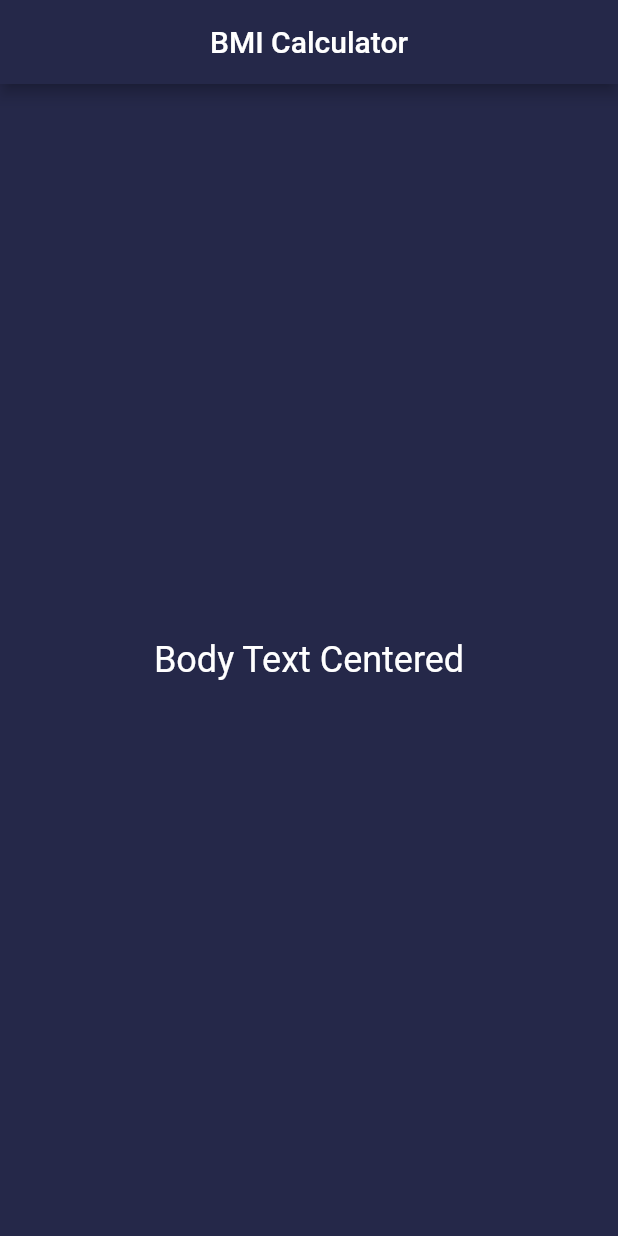
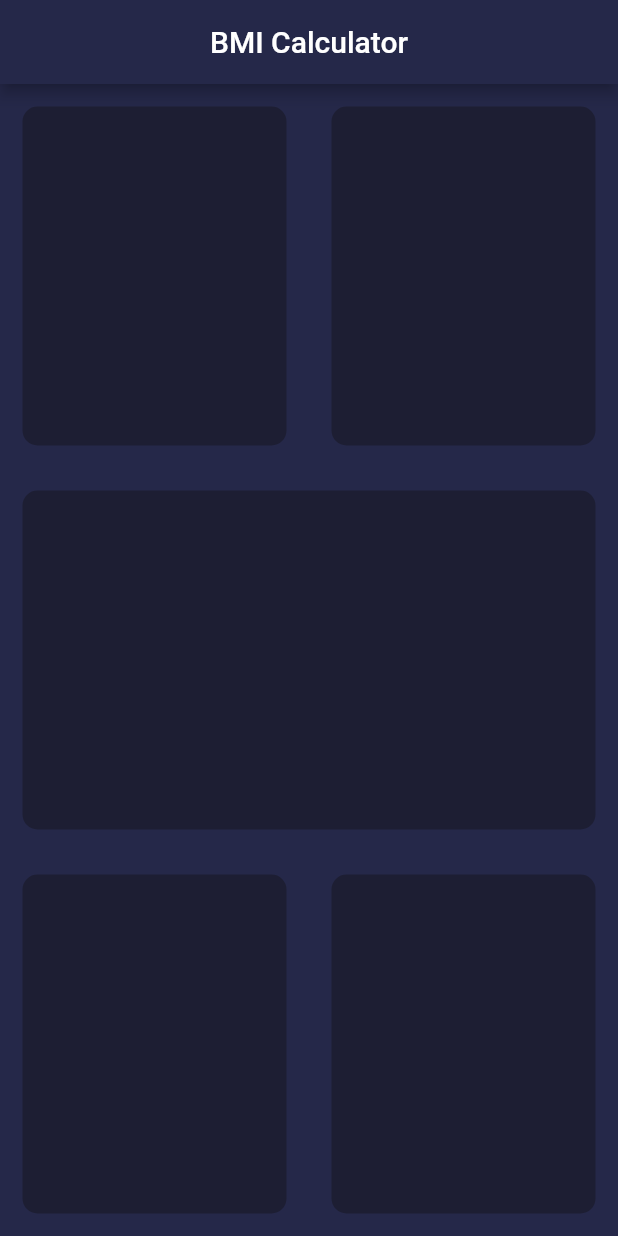
Before and after one commit to eRuaro/bmi_calculator, a Flutter app: the screen it shows after launch, on a phone screen of 412 x 824 dp. Run offline on Flutter 3.47's test engine with Material 2 defaults, Android fonts, the phone set to English and light mode, and no system bars.

```diff
--- /dev/null
+++ b/lib/input_data.dart
@@ -0,0 +1,19 @@
+import 'package:flutter/material.dart';
+
+class InputData extends StatelessWidget {
+
+  final Color color;
+
+  InputData({@required this.color});
+
+  @override
+  Widget build(BuildContext context) {
+    return Container(
+      margin: EdgeInsets.all(15),
+      decoration: BoxDecoration(
+        borderRadius: BorderRadius.circular(10),
+        color: color,
+      ),
+    );
+  }
+}
--- /dev/null
+++ b/lib/input_page.dart
@@ -0,0 +1,67 @@
+import 'package:flutter/material.dart';
+import 'input_data.dart';
+
+class InputPage extends StatefulWidget {
+  @override
+  _InputPageState createState() => _InputPageState();
+}
+
+class _InputPageState extends State<InputPage> {
+  @override
+  Widget build(BuildContext context) {
+    return SafeArea(
+      child: Scaffold(
+          appBar: AppBar(
+            title: Text('BMI Calculator'),
+            centerTitle: true,
+          ),
+          body: Column(
+            children: [
+              Expanded(
+                child: Row(
+                  children: [
+                    Expanded(
+                      child: InputData(
+                          color: Color(0xFF1D1E33),
+                      ),
+                    ),
+                    Expanded(
+                      child: InputData(
+                        color: Color(0xFF1D1E33),
+                      ),
+                    ),
+                  ],
+                ),
+              ),
+              Expanded(
+                child: Row(
+                  children: [
+                    Expanded(
+                      child: InputData(
+                        color: Color(0xFF1D1E33),
+                      ),
+                    ),
+                  ],
+                ),
+              ),
+              Expanded(
+                child: Row(
+                  children: [
+                    Expanded(
+                      child: InputData(
+                        color: Color(0xFF1D1E33),
+                      ),
+                    ),
+                    Expanded(
+                      child: InputData(
+                        color: Color(0xFF1D1E33),
+                      ),
+                    ),
+                  ],
+                ),
+              ),
+            ],
+          ),),
+    );
+  }
+}
--- a/lib/main.dart
+++ b/lib/main.dart
@@ -1,4 +1,5 @@
 import 'package:flutter/material.dart';
+import 'input_page.dart';
 
 void main() {
   runApp(MyApp());
@@ -22,26 +23,3 @@ class MyApp extends StatelessWidget {
     );
   }
 }
-
-class InputPage extends StatefulWidget {
-  @override
-  _InputPageState createState() => _InputPageState();
-}
-
-class _InputPageState extends State<InputPage> {
-  @override
-  Widget build(BuildContext context) {
-    return Scaffold(
-      appBar: AppBar(
-        title: Text('BMI Calculator'),
-        centerTitle: true,
-      ),
-      body: Center(
-        child: Text(
-          'Body Text Centered',
-        ),
-      ),
-
-    );
-  }
-}
```
